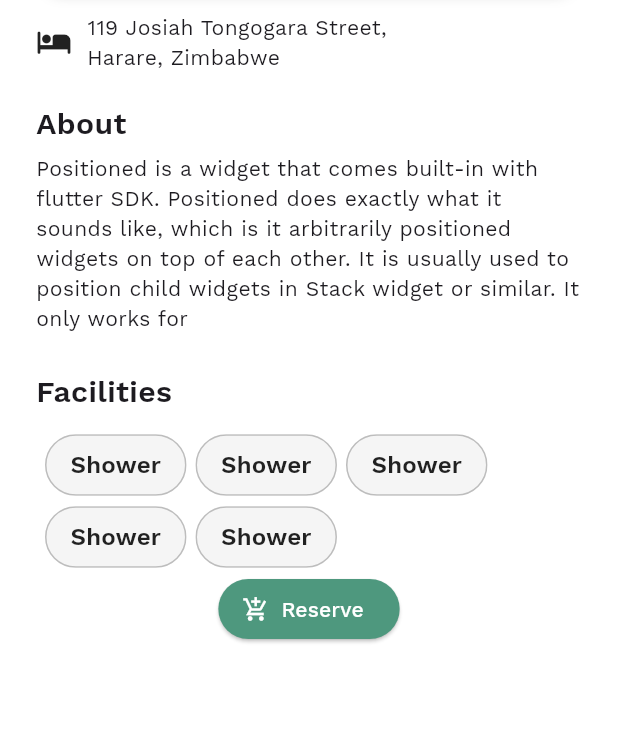
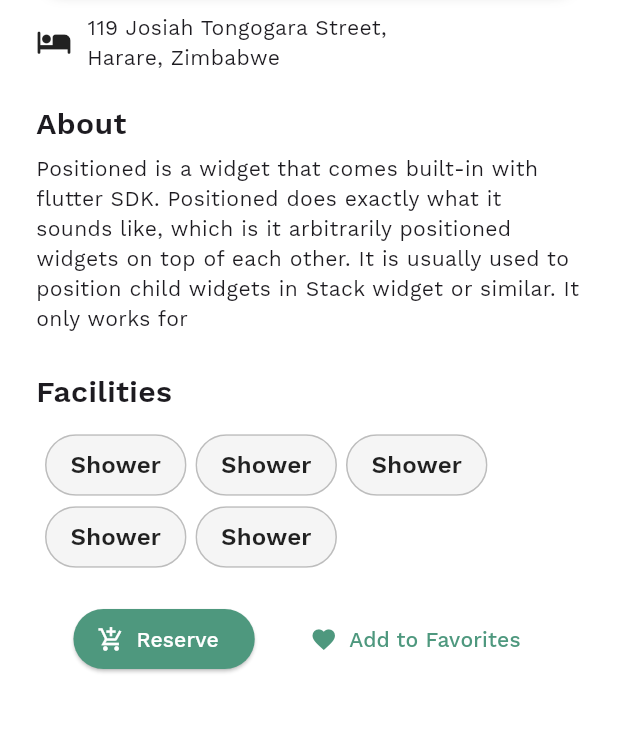
Before and after one commit to takumade/hotel-app, a Flutter app: the HotelDetailScreen screen opened directly with sample values from the repository, on a phone screen of 412 x 824 dp, the part 474-1207 px from its top. Run offline on Flutter 3.47's test engine with Material 3 defaults, Android fonts, the phone set to English and light mode, and no system bars; our stand-ins replace flutter_rating_bar, font_awesome_flutter.

Commit message:
Add to favorites button

```diff
--- a/lib/screens/hotel_detail_screen.dart
+++ b/lib/screens/hotel_detail_screen.dart
@@ -126,10 +126,17 @@ class _HotelDetailScreenState extends State<HotelDetailScreen> {
                             FacilitiesChip(),
                             Center(
                               child: Container(
-                                  child: ElevatedButton.icon(
-                                      onPressed: () {},
-                                      icon: Icon(Icons.add_shopping_cart_sharp),
-                                      label: Text("Reserve"))),
+                                  margin: EdgeInsets.only(top:20),
+                                  child: Row(
+                                    mainAxisAlignment: MainAxisAlignment.spaceEvenly,
+                                    children: [
+                                      ElevatedButton.icon(
+                                          onPressed: () {},
+                                          icon: Icon(Icons.add_shopping_cart_sharp),
+                                          label: Text("Reserve")),
+                                          TextButton.icon(onPressed: (){}, icon: Icon(Icons.favorite), label: Text("Add to Favorites"))
+                                    ],
+                                  )),
                             )
                           ],
                         ),
```
